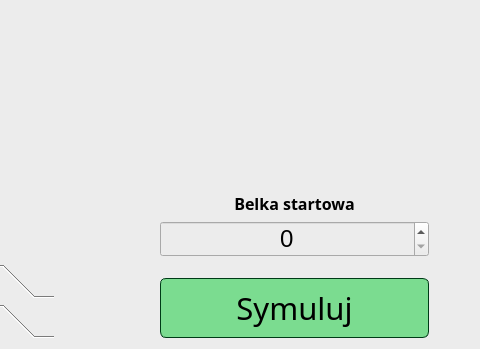
Old version of the form UI/SingleJumps/SingleJumpsConfigWindow.ui in the repository SiekamCebule/sj-sim; both pictures show x 668 to 1148 and y 382 to 731 of the 1148 by 731 pixel window.
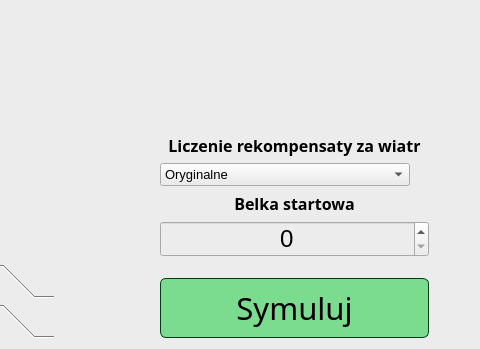
New version of the form.

```diff
--- a/UI/SingleJumps/SingleJumpsConfigWindow.ui
+++ b/UI/SingleJumps/SingleJumpsConfigWindow.ui
@@ -31,7 +31,7 @@
   <property name="styleSheet">
    <string notr="true">background-color: rgb(236, 236, 236);</string>
   </property>
-  <layout class="QVBoxLayout" name="verticalLayout_6">
+  <layout class="QVBoxLayout" name="verticalLayout_7">
    <item>
     <layout class="QHBoxLayout" name="horizontalLayout_title">
      <item>
@@ -504,6 +504,73 @@
          </property>
         </spacer>
        </item>
+       <item>
+        <layout class="QVBoxLayout" name="verticalLayout_6">
+         <item>
+          <widget class="QLabel" name="label_2">
+           <property name="sizePolicy">
+            <sizepolicy hsizetype="Minimum" vsizetype="Minimum">
+             <horstretch>0</horstretch>
+             <verstretch>0</verstretch>
+            </sizepolicy>
+           </property>
+           <property name="font">
+            <font>
+             <family>Quicksand Medium</family>
+             <pointsize>12</pointsize>
+             <bold>true</bold>
+            </font>
+           </property>
+           <property name="styleSheet">
+            <string notr="true">color: black;</string>
+           </property>
+           <property name="text">
+            <string>Liczenie rekompensaty za wiatr</string>
+           </property>
+           <property name="alignment">
+            <set>Qt::AlignCenter</set>
+           </property>
+          </widget>
+         </item>
+         <item>
+          <widget class="QComboBox" name="comboBox_windAverageCalculatingType">
+           <property name="sizePolicy">
+            <sizepolicy hsizetype="Minimum" vsizetype="Minimum">
+             <horstretch>0</horstretch>
+             <verstretch>0</verstretch>
+            </sizepolicy>
+           </property>
+           <property name="maximumSize">
+            <size>
+             <width>250</width>
+             <height>16777215</height>
+            </size>
+           </property>
+           <property name="font">
+            <font>
+             <pointsize>10</pointsize>
+            </font>
+           </property>
+           <property name="styleSheet">
+            <string notr="true">color: black;</string>
+           </property>
+           <property name="maxCount">
+            <number>100</number>
+           </property>
+           <item>
+            <property name="text">
+             <string>Oryginalne</string>
+            </property>
+           </item>
+           <item>
+            <property name="text">
+             <string>Ulepszone (Zmniejszony wpływ bocznego wiatru na wysokość rekompensaty)</string>
+            </property>
+           </item>
+          </widget>
+         </item>
+        </layout>
+       </item>
        <item>
         <layout class="QVBoxLayout" name="verticalLayout_3">
          <item>
```
Left out of the diff: 22 changed lines with no effect on the pictures.
